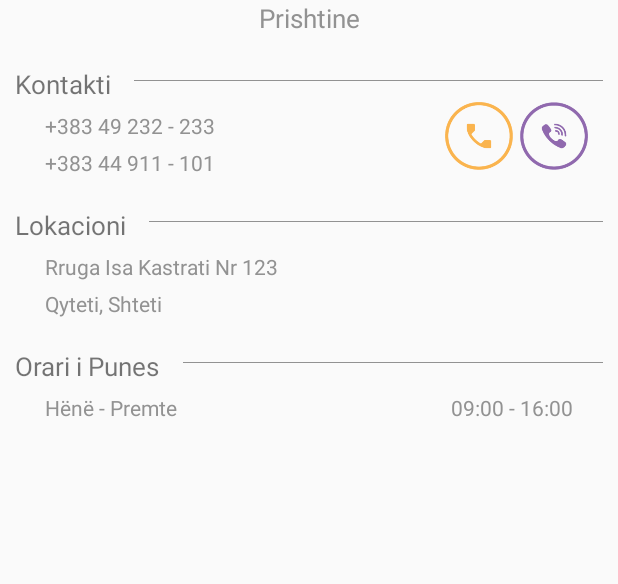
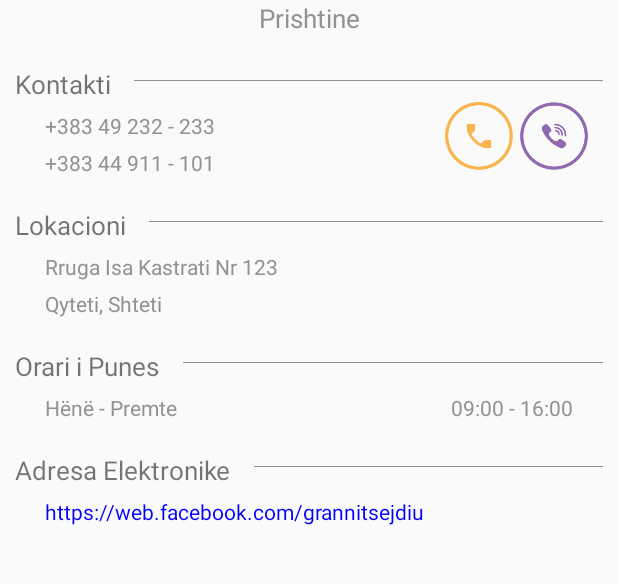
Before and after one commit to grannitsejdiu/Autoshkolla, an Android app: the layout content_autoshkolla__profile.xml on its own in the app's theme, with its tools: preview values and no code run, on a phone screen of 412 x 824 dp, the part 161-745 px from its top. Run offline under Robolectric (Android 15) with nearby library versions, the phone set to English and light mode, and no system bars.

Commit message:
Edited Autoshkolla Profile!

```diff
--- a/app/src/main/res/layout/content_autoshkolla__profile.xml
+++ b/app/src/main/res/layout/content_autoshkolla__profile.xml
@@ -5,6 +5,8 @@
     android:layout_width="match_parent"
     android:layout_height="match_parent"
     app:layout_behavior="@string/appbar_scrolling_view_behavior">
+
+
 
     <LinearLayout
         android:orientation="vertical"
@@ -33,6 +35,12 @@
             android:textColor="@color/decsriptionColor"
             android:text="Prishtine"/>
 
+
+        <LinearLayout
+            android:id="@+id/hideabbleLayout"
+            android:orientation="vertical"
+            android:layout_width="match_parent"
+            android:layout_height="wrap_content">
         <LinearLayout
             android:orientation="horizontal"
             android:layout_marginTop="20dp"
@@ -216,6 +224,46 @@
             android:text="09:00 - 16:00"/>
         </RelativeLayout>
 
+        <LinearLayout
+            android:orientation="horizontal"
+            android:layout_marginTop="20dp"
+            android:layout_width="wrap_content"
+            android:layout_height="20dp">
+
+            <RelativeLayout
+                android:layout_width="wrap_content"
+                android:layout_height="match_parent">
+                <TextView
+                    android:text="Adresa Elektronike"
+                    android:layout_centerVertical="true"
+                    android:textSize="17sp"
+                    android:layout_width="wrap_content"
+                    android:layout_height="wrap_content" />
+            </RelativeLayout>
+
+            <RelativeLayout
+                android:layout_width="match_parent"
+                android:layout_height="match_parent">
+                <View
+                    android:background="@color/decsriptionColor"
+                    android:layout_marginLeft="15dp"
+                    android:layout_marginStart="15dp"
+                    android:layout_centerVertical="true"
+                    android:layout_width="match_parent"
+                    android:layout_height="0.1dp"/>
+            </RelativeLayout>
+        </LinearLayout>
+        <TextView
+            android:id="@+id/autoshkolla_FacebookLink"
+            android:textColor="#0000FF"
+            android:layout_marginTop="10dp"
+            android:layout_marginStart="20dp"
+            android:layout_marginEnd="20dp"
+            android:layout_width="match_parent"
+            android:layout_height="wrap_content"
+            android:text="https://web.facebook.com/grannitsejdiu"/>
+
+        </LinearLayout>
     </LinearLayout>
 
 
```
Also changed, not shown: app/src/main/java/com/example/admin/autoshkolla/Autoshkolla_Profile/Autoshkolla_Profile.java (+18 -6 lines), app/src/main/res/drawable-xhdpi/a_mapmarker.png (added).
